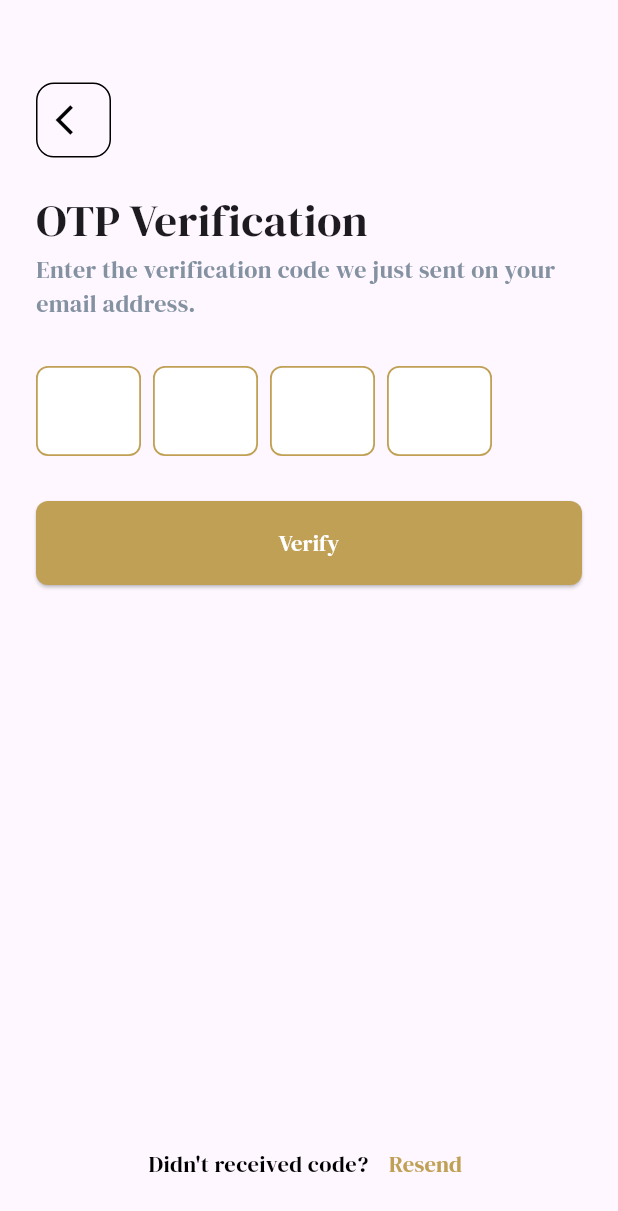
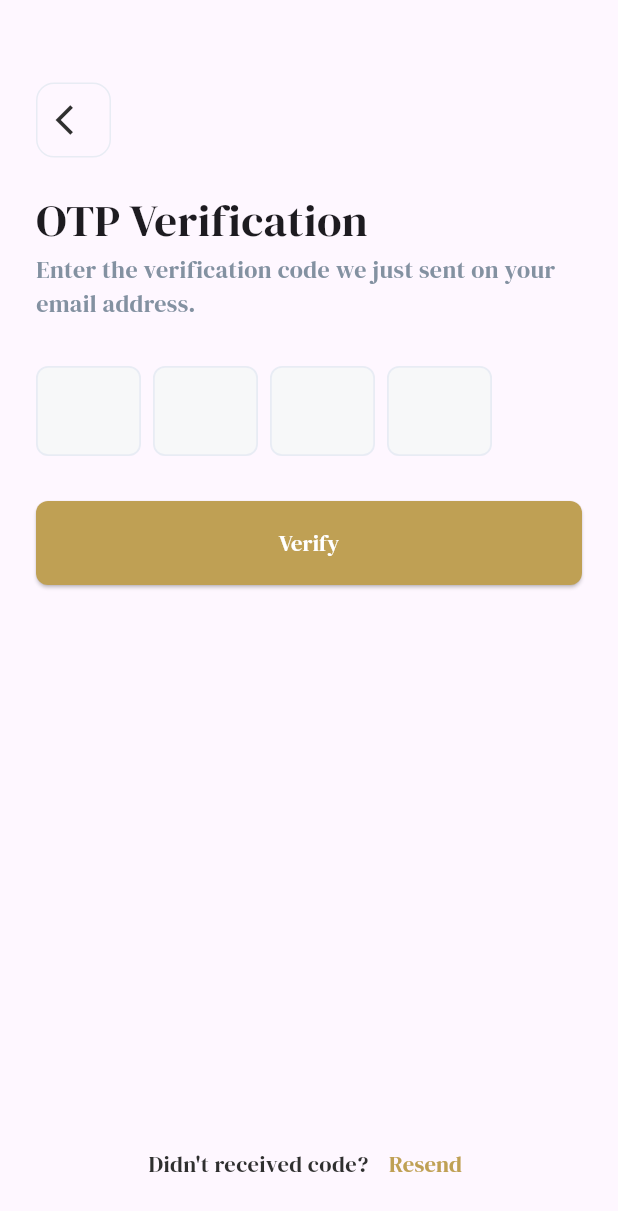
Before and after one commit to omar20800/bookia, a Flutter app: the OtpVerification screen opened directly, on a phone screen of 412 x 824 dp. Shown: the top 1211 px of the screen. Run offline on Flutter 3.47's test engine with Material 3 defaults, Android fonts, the light colour scheme and no system bars; drawn by our look-alikes of pinput; our stand-ins replace dio, flutter_bloc, lottie.

Commit message:
Refactor color usage and add Urbanist font family to the project

```diff
--- a/lib/core/colors/appcolour.dart
+++ b/lib/core/colors/appcolour.dart
@@ -1,8 +1,13 @@
 import 'package:flutter/material.dart';
 
 class AppColours {
-  static const Color accentColor = Color(0xFFBFA054);
-  static const Color accentColor2 = Color(0xFFE8ECF4);
-  static const Color primaryColor = Colors.white;
-  static const Color secondaryColor = Colors.black;
+  static const Color primaryColor = Color(0xFFBFA054);
+  static const Color backgroundColor = Color(0xFFFFFFFF);
+  static const Color darkColor = Color(0xFF2F2F2F);
+  static const Color borderColor = Color(0xFFE8ECF4);
+  static const Color grayColor = Color(0xFF8391A1);
+  static const Color greenColor = Colors.green;
+  static const Color redColor = Colors.red;
+  static const Color lightGrayColor = Color(0xFFF7F8F9);
+  static const Color transparentColor = Colors.transparent;
 }
--- a/lib/core/widgets/back_button.dart
+++ b/lib/core/widgets/back_button.dart
@@ -4,7 +4,7 @@ import 'package:bookia/core/colors/appcolour.dart';
 import 'package:flutter/material.dart';
 
 class BackButtonTile extends StatelessWidget {
-  const BackButtonTile({ super.key});
+  const BackButtonTile({super.key});
 
   @override
   Widget build(BuildContext context) {
@@ -20,12 +20,9 @@ class BackButtonTile extends StatelessWidget {
           shape: BoxShape.rectangle,
           color: Colors.transparent,
           borderRadius: BorderRadius.circular(12),
-          border: Border.all(color: AppColours.secondaryColor, width: 1),
+          border: Border.all(color: AppColours.borderColor, width: 1),
         ),
-        child: const Icon(
-          Icons.arrow_back_ios,
-          color: AppColours.secondaryColor,
-        ),
+        child: const Icon(Icons.arrow_back_ios, color: AppColours.darkColor),
       ),
     );
   }
--- a/lib/core/widgets/custom_button.dart
+++ b/lib/core/widgets/custom_button.dart
@@ -1,5 +1,6 @@
 // ignore_for_file: prefer_const_constructors, prefer_const_literals_to_create_immutables
 
+import 'package:bookia/core/colors/appcolour.dart';
 import 'package:flutter/material.dart';
 
 class CustomButton extends StatelessWidget {
@@ -26,7 +27,8 @@ class CustomButton extends StatelessWidget {
         style: ElevatedButton.styleFrom(
           shape: RoundedRectangleBorder(
             side: BorderSide(
-              color: sidecolor == null ? Colors.transparent : sidecolor!,
+              color:
+                  sidecolor == null ? AppColours.transparentColor : sidecolor!,
               width: 1,
             ),
             borderRadius: BorderRadius.circular(8),
--- a/lib/features/auth/presentation/screens/forgot password/otp_verification.dart
+++ b/lib/features/auth/presentation/screens/forgot password/otp_verification.dart
@@ -41,11 +41,47 @@ class OtpVerification extends StatelessWidget {
                         fontFamily: 'DM Serif Display',
                         fontSize: 16,
                         fontWeight: FontWeight.w400,
-                        color: Color(0xff8391A1),
+                        color: AppColours.grayColor,
                       ),
                     ),
                     SizedBox(height: 30),
                     Pinput(
+                      errorPinTheme: PinTheme(
+                        width: 70,
+                        height: 60,
+                        textStyle: TextStyle(
+                          fontSize: 20,
+                          fontFamily: 'Urbanist',
+                          fontWeight: FontWeight.w700,
+                          color: AppColours.darkColor,
+                        ),
+                        decoration: BoxDecoration(
+                          color: AppColours.lightGrayColor,
+                          borderRadius: BorderRadius.circular(8),
+                          border: Border.all(
+                            color: AppColours.redColor,
+                            width: 1.2,
+                          ),
+                        ),
+                      ),
+                      focusedPinTheme: PinTheme(
+                        width: 70,
+                        height: 60,
+                        textStyle: TextStyle(
+                          fontSize: 20,
+                          fontFamily: 'Urbanist',
+                          fontWeight: FontWeight.w700,
+                          color: AppColours.darkColor,
+                        ),
+                        decoration: BoxDecoration(
+                          color: AppColours.lightGrayColor,
+                          borderRadius: BorderRadius.circular(8),
+                          border: Border.all(
+                            color: AppColours.primaryColor,
+                            width: 1.2,
+                          ),
+                        ),
+                      ),
                       validator: (value) => otpValid(value),
                       mainAxisAlignment: MainAxisAlignment.spaceEvenly,
                       length: 4,
@@ -56,13 +92,13 @@ class OtpVerification extends StatelessWidget {
                           fontSize: 20,
                           fontFamily: 'Urbanist',
                           fontWeight: FontWeight.w700,
-                          color: Color(0xff2F2F2F),
+                          color: AppColours.darkColor,
                         ),
                         decoration: BoxDecoration(
-                          color: Colors.white,
+                          color: AppColours.lightGrayColor,
                           borderRadius: BorderRadius.circular(8),
                           border: Border.all(
-                            color: AppColours.accentColor,
+                            color: AppColours.borderColor,
                             width: 1.2,
                           ),
                         ),
@@ -76,7 +112,7 @@ class OtpVerification extends StatelessWidget {
                           ScaffoldMessenger.of(context).showSnackBar(
                             const SnackBar(
                               duration: Duration(seconds: 1),
-                              backgroundColor: Colors.green,
+                              backgroundColor: AppColours.greenColor,
                               content: Text('Verifying Code'),
                             ),
                           );
@@ -90,15 +126,15 @@ class OtpVerification extends StatelessWidget {
                           );
                         }
                       },
-                      bcolor: AppColours.accentColor,
-                      tcolor: AppColours.primaryColor,
+                      bcolor: AppColours.primaryColor,
+                      tcolor: AppColours.backgroundColor,
                     ),
                     Expanded(child: SizedBox()),
                     RegisterLogin(
                       onPressed: () {
                         ScaffoldMessenger.of(context).showSnackBar(
                           const SnackBar(
-                            backgroundColor: Colors.green,
+                            backgroundColor: AppColours.greenColor,
                             duration: Duration(seconds: 1),
                             content: Text('Resending Code'),
                           ),
--- a/lib/features/auth/presentation/screens/forgot password/reset_password.dart
+++ b/lib/features/auth/presentation/screens/forgot password/reset_password.dart
@@ -45,7 +45,7 @@ class ResetPassword extends StatelessWidget {
                         fontFamily: 'DM Serif Display',
                         fontSize: 16,
                         fontWeight: FontWeight.w400,
-                        color: Color(0xff8391A1),
+                        color: AppColours.grayColor,
                       ),
                     ),
                     SizedBox(height: 30),
@@ -75,8 +75,8 @@ class ResetPassword extends StatelessWidget {
                           );
                         }
                       },
-                      bcolor: AppColours.accentColor,
-                      tcolor: AppColours.primaryColor,
+                      bcolor: AppColours.primaryColor,
+                      tcolor: AppColours.backgroundColor,
                     ),
                   ],
                 ),
--- a/lib/features/auth/presentation/screens/login/login_screen.dart
+++ b/lib/features/auth/presentation/screens/login/login_screen.dart
@@ -93,7 +93,7 @@ class LoginScreen extends StatelessWidget {
                                     fontFamily: 'DM Serif Display',
                                     fontSize: 14,
                                     fontWeight: FontWeight.w400,
-                                    color: Color(0xFF8391A1),
+                                    color: AppColours.grayColor,
                                   ),
                                 ),
                               ),
@@ -112,8 +112,8 @@ class LoginScreen extends StatelessWidget {
                                 );
                               }
                             },
-                            bcolor: AppColours.accentColor,
-                            tcolor: AppColours.primaryColor,
+                            bcolor: AppColours.primaryColor,
+                            tcolor: AppColours.backgroundColor,
                           ),
                           SizedBox(height: 20),
                           LoginWith(text: 'Or Login with'),
--- a/lib/features/auth/presentation/screens/register/register_screen.dart
+++ b/lib/features/auth/presentation/screens/register/register_screen.dart
@@ -103,8 +103,8 @@ class RegisterScreen extends StatelessWidget {
                                 );
                               }
                             },
-                            bcolor: AppColours.accentColor,
-                            tcolor: AppColours.primaryColor,
+                            bcolor: AppColours.primaryColor,
+                            tcolor: AppColours.backgroundColor,
                           ),
                           SizedBox(height: 20),
                           LoginWith(text: 'Or Register with'),
--- a/lib/features/auth/presentation/widgets/register_login.dart
+++ b/lib/features/auth/presentation/widgets/register_login.dart
@@ -1,5 +1,3 @@
-// ignore_for_file: prefer_const_constructors
-
 import 'package:bookia/core/colors/appcolour.dart';
 import 'package:flutter/material.dart';
 
@@ -24,7 +22,7 @@ class RegisterLogin extends StatelessWidget {
             fontFamily: 'DM Serif Display',
             fontSize: 15,
             fontWeight: FontWeight.w400,
-            color: AppColours.secondaryColor,
+            color: AppColours.darkColor,
           ),
         ),
         TextButton(
@@ -35,7 +33,7 @@ class RegisterLogin extends StatelessWidget {
           child: Text(
             textButton,
             style: TextStyle(
-              color: AppColours.accentColor,
+              color: AppColours.primaryColor,
               fontSize: 15,
               fontWeight: FontWeight.w400,
               fontFamily: 'DM Serif Display',
--- a/lib/features/auth/presentation/widgets/social_button.dart
+++ b/lib/features/auth/presentation/widgets/social_button.dart
@@ -1,5 +1,6 @@
 // ignore_for_file: prefer_const_literals_to_create_immutables, prefer_const_constructors
 
+import 'package:bookia/core/colors/appcolour.dart';
 import 'package:flutter/material.dart';
 
 class SocialButton extends StatelessWidget {
@@ -13,7 +14,7 @@ class SocialButton extends StatelessWidget {
         child: Container(
           height: 56,
           decoration: BoxDecoration(
-            border: Border.all(color: Color(0xffE8ECF4), width: 1),
+            border: Border.all(color: AppColours.borderColor, width: 1),
             shape: BoxShape.rectangle,
             borderRadius: BorderRadius.circular(8),
           ),
--- a/pubspec.yaml
+++ b/pubspec.yaml
@@ -26,6 +26,11 @@ flutter:
         - asset: assets/fonts/DMSerifDisplay-Regular.ttf
         - asset: assets/fonts/DMSerifDisplay-Italic.ttf
           style: italic
+    - family: Urbanist
+      fonts:
+        - asset: assets/fonts/Urbanist-VariableFont_wght.ttf
+        - asset: assets/fonts/Urbanist-Italic-VariableFont_wght.ttf
+          style: italic
   uses-material-design: true
   assets:
     - assets/images/
```
Also changed, not shown: lib/core/widgets/dialogs.dart (+6 -5 lines), lib/features/auth/presentation/screens/forgot password/forgot_password.dart (+4 -4 lines), lib/features/auth/presentation/screens/forgot password/password_changed.dart (+4 -4 lines), lib/features/auth/presentation/widgets/input_field.dart (+18 -2 lines), lib/features/auth/presentation/widgets/login_with.dart (+4 -3 lines), lib/features/welcome/screens/welcome_screen.dart (+5 -5 lines).
